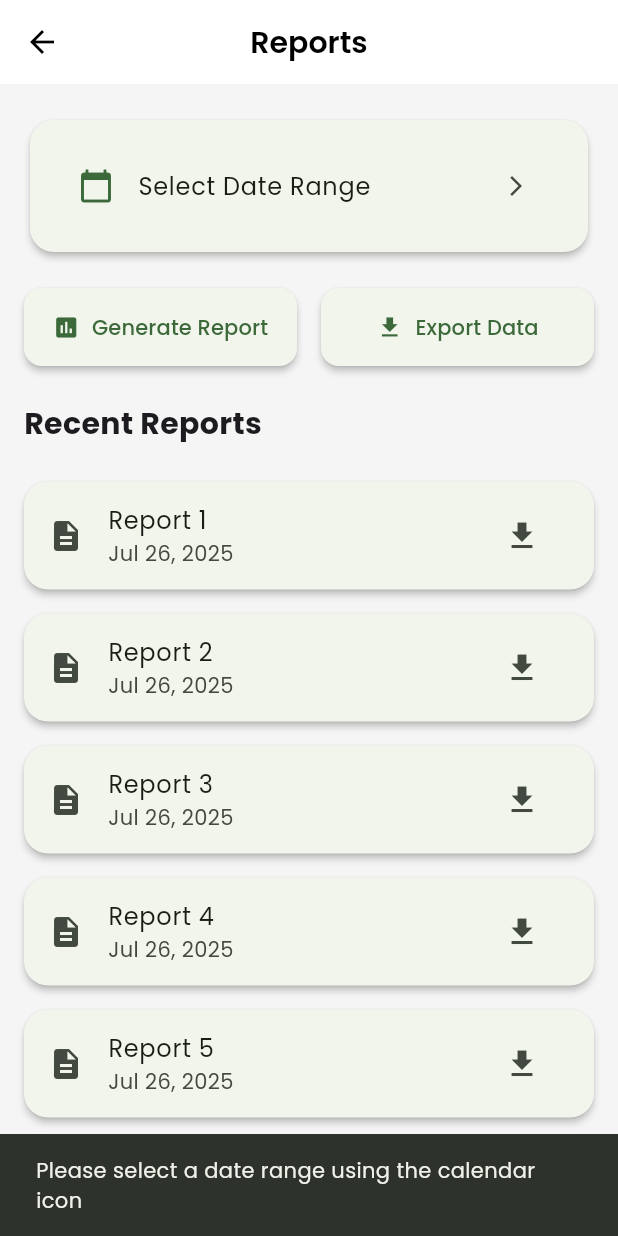
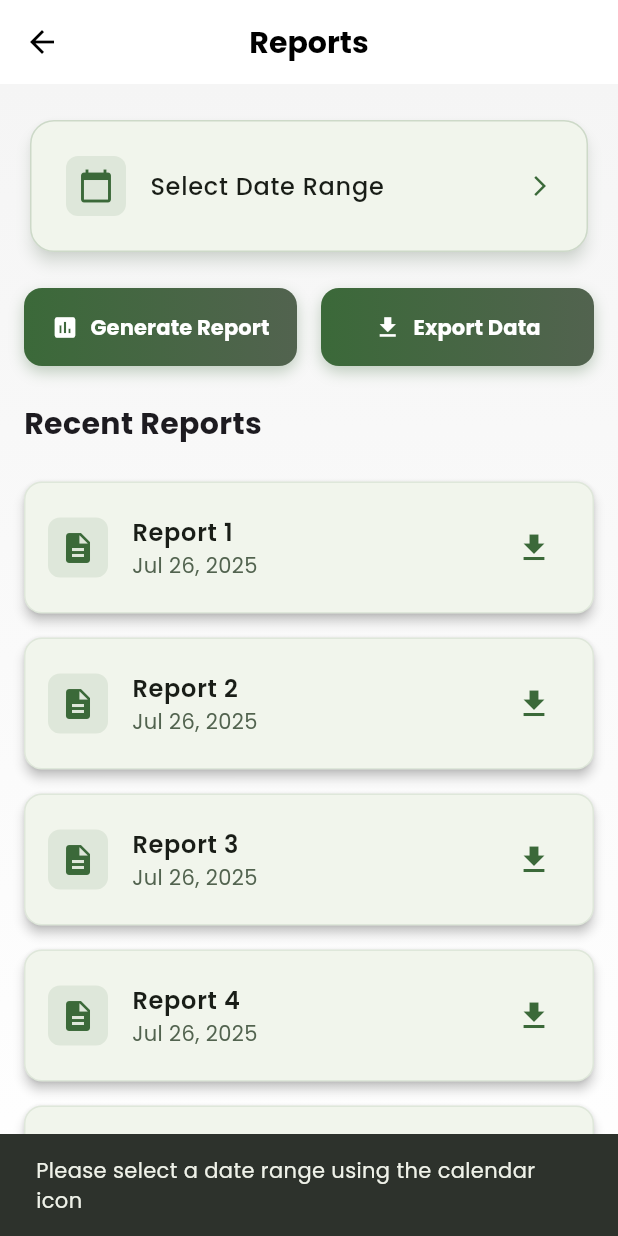
Before and after one commit to rrjmac026/prototype_flutter, a Flutter app: the ReportsScreen screen opened directly, after a tap on "Generate Report", on a phone screen of 412 x 824 dp. Run offline on Flutter 3.47's test engine with Material 3 defaults, Android fonts, the phone set to English and light mode, and no system bars; our stand-ins replace fl_chart, google_fonts, image_picker, open_file, shared_preferences; accounts and stored records are empty; network calls fail.

Commit message:
fixed dashboard page

```diff
--- a/lib/screens/dashboard_screen.dart
+++ b/lib/screens/dashboard_screen.dart
@@ -5,17 +5,41 @@ import 'package:prototype/providers/settings_provider.dart'; // Add this import
 import 'package:prototype/models/plant_data.dart';
 import 'package:prototype/providers/user_provider.dart';
 import 'package:fl_chart/fl_chart.dart';
+import 'dart:async';
 
-class DashboardScreen extends StatelessWidget {
+class DashboardScreen extends StatefulWidget {
   const DashboardScreen({super.key});
 
   @override
-  Widget build(BuildContext context) {
-    // Initialize the provider
+  State<DashboardScreen> createState() => _DashboardScreenState();
+}
+
+class _DashboardScreenState extends State<DashboardScreen> {
+  Timer? _refreshTimer;
+
+  @override
+  void initState() {
+    super.initState();
+    // Initialize data
     WidgetsBinding.instance.addPostFrameCallback((_) {
       context.read<PlantDataProvider>().init();
+      // Start auto-refresh timer
+      _refreshTimer = Timer.periodic(const Duration(seconds: 2), (_) {
+        if (mounted) {
+          context.read<PlantDataProvider>().refreshData();
+        }
       });
+    });
+  }
 
+  @override
+  void dispose() {
+    _refreshTimer?.cancel();
+    super.dispose();
+  }
+
+  @override
+  Widget build(BuildContext context) {
     final settings = context.watch<SettingsProvider>();
 
     return Scaffold(
@@ -42,10 +66,6 @@ class DashboardScreen extends StatelessWidget {
             );
           }
 
-          // Wrap content in StreamBuilder for real-time updates
-          return StreamBuilder(
-            stream: Stream.periodic(const Duration(seconds: 2)),
-            builder: (context, snapshot) {
           return SingleChildScrollView(
             padding: const EdgeInsets.all(16.0),
             child: Column(
@@ -60,8 +80,6 @@ class DashboardScreen extends StatelessWidget {
                 _buildWateringSchedule(),
               ],
             ),
-              );
-            },
           );
         },
       ),
@@ -80,25 +98,27 @@ class DashboardScreen extends StatelessWidget {
           ),
           borderRadius: BorderRadius.circular(16),
         ),
+        child: Row(
+          children: [
+            Icon(Icons.wb_sunny, color: Colors.yellow.shade300, size: 32),
+            const SizedBox(width: 12),
+            Expanded(
               child: Column(
                 crossAxisAlignment: CrossAxisAlignment.start,
                 children: [
-            Row(
-              children: [
-                Icon(Icons.wb_sunny, color: Colors.yellow.shade300, size: 32),
-                const SizedBox(width: 12),
-                Column(
-                  crossAxisAlignment: CrossAxisAlignment.start,
-                  children: [
                   Consumer<UserProvider>(
-                      builder: (context, userProvider, child) => Text(
-                        'Good Morning, ${userProvider.username}!',
+                    builder: (context, userProvider, child) {
+                      final username = userProvider.username ?? 'User';
+                      return Text(
+                        'Good Morning, $username!',
                         style: const TextStyle(
-                          fontSize: 24,
+                          fontSize: 22,
                           fontWeight: FontWeight.bold,
                           color: Colors.white,
                         ),
-                      ),
+                        softWrap: true,
+                      );
+                    },
                   ),
                   const Text(
                     'Your garden is doing well today.',
@@ -109,7 +129,6 @@ class DashboardScreen extends StatelessWidget {
                   ),
                 ],
               ),
-              ],
             ),
           ],
         ),
@@ -145,11 +164,16 @@ class DashboardScreen extends StatelessWidget {
                   data != null ? '${data.humidity.toStringAsFixed(1)}%' : 'N/A',
               color: Colors.green,
             ),
+            // Update this section to use the same moisture status logic
             _buildMonitoringCard(
-              icon: Icons.warning_rounded, // Changed from wb_sunny
+              icon: Icons.warning_rounded,
               title: 'Status',
-              value: data?.moistureStatus ?? 'NO_DATA',
-              color: _getStatusColor(data?.moistureStatus), // Add status color
+              value: data != null
+                  ? _getMoistureStatus(data.soilMoisture)
+                  : 'NO_DATA',
+              color: data != null
+                  ? _getMoistureColor(data.soilMoisture)
+                  : Colors.grey,
             ),
           ],
         );
@@ -215,13 +239,15 @@ class DashboardScreen extends StatelessWidget {
   }
 
   Widget _buildMoistureCard(Map<String, dynamic>? data) {
-    final moistureValue = data?['moisture'] ?? 0;
-    final String status = _getMoistureStatus(moistureValue);
-    final Color statusColor = _getMoistureColor(moistureValue);
+    final rawMoisture = data?['moisture'] ?? 0;
+    // Use the raw moisture value directly as it's already a percentage from ESP32
+    final moisturePercentage = rawMoisture.toDouble();
+    final String status = _getMoistureStatus(moisturePercentage);
+    final Color statusColor = _getMoistureColor(moisturePercentage);
 
     return _buildSensorCard(
       'Soil Moisture',
-      moistureValue.toStringAsFixed(0),
+      '${moisturePercentage.toStringAsFixed(1)}%',
       status,
       statusColor,
       Icons.water_drop,
@@ -229,17 +255,18 @@ class DashboardScreen extends StatelessWidget {
     );
   }
 
+  // Update the moisture status logic to be consistent
   String _getMoistureStatus(num value) {
     if (value >= 1000) return 'SENSOR ERROR';
-    if (value > 600) return 'DRY SOIL';
-    if (value >= 370) return 'HUMID SOIL';
-    return 'IN WATER';
+    if (value < 30) return 'DRY';
+    if (value < 70) return 'HUMID';
+    return 'WET';
   }
 
   Color _getMoistureColor(num value) {
     if (value >= 1000) return Colors.red;
-    if (value > 600) return Colors.orange;
-    if (value >= 370) return Colors.blue;
+    if (value < 30) return Colors.orange;
+    if (value < 70) return Colors.blue;
     return Colors.green;
   }
 
@@ -278,28 +305,37 @@ class DashboardScreen extends StatelessWidget {
   }
 
   Widget _buildSensorChart(PlantData data) {
+    final moisturePercentage = data.soilMoisture;
+
     return Card(
       child: Padding(
-        padding: const EdgeInsets.all(16.0),
+        padding:
+            const EdgeInsets.fromLTRB(8, 16, 16, 8), // Adjusted right padding
         child: Column(
           crossAxisAlignment: CrossAxisAlignment.start,
           children: [
-            const Text('Sensor Readings',
+            const Padding(
+              padding: EdgeInsets.only(left: 8),
+              child: Text('Sensor Readings',
                   style: TextStyle(fontSize: 16, fontWeight: FontWeight.bold)),
+            ),
             const SizedBox(height: 8),
-            Row(
+            SingleChildScrollView(
+              scrollDirection: Axis.horizontal,
+              child: Row(
                 mainAxisAlignment: MainAxisAlignment.center,
                 children: [
-                _buildLegendItem('Moisture (0-1023)', Colors.blue),
+                  _buildLegendItem('Moisture (%)', Colors.blue),
                   const SizedBox(width: 16),
                   _buildLegendItem('Humidity (%)', Colors.green),
                   const SizedBox(width: 16),
                   _buildLegendItem('Temperature (°C)', Colors.orange),
                 ],
               ),
+            ),
             const SizedBox(height: 8),
             SizedBox(
-              height: 200,
+              height: 180,
               child: LineChart(
                 LineChartData(
                   gridData: const FlGridData(show: true),
@@ -314,16 +350,20 @@ class DashboardScreen extends StatelessWidget {
                       axisNameWidget: const Text('Value'),
                       sideTitles: SideTitles(
                         showTitles: true,
+                        reservedSize: 32, // Increased reserved size
                         getTitlesWidget: (value, meta) {
-                          return Text(
+                          return Padding(
+                            padding: const EdgeInsets.only(right: 4),
+                            child: Text(
                               value.toInt().toString(),
                               style: const TextStyle(
                                 color: Colors.grey,
-                              fontSize: 10,
+                                fontSize: 9,
+                              ),
                             ),
                           );
                         },
-                        interval: 200, // Adjust interval for better readability
+                        interval: 20,
                       ),
                     ),
                     bottomTitles: const AxisTitles(
@@ -332,9 +372,9 @@ class DashboardScreen extends StatelessWidget {
                   ),
                   borderData: FlBorderData(show: true),
                   lineBarsData: [
-                    // Moisture line (raw values 0-1023)
+                    // Moisture line (percentage from server)
                     LineChartBarData(
-                      spots: [FlSpot(0, data.soilMoisture)],
+                      spots: [FlSpot(0, moisturePercentage)],
                       isCurved: true,
                       color: Colors.blue,
                       dotData: const FlDotData(show: true),
@@ -359,7 +399,8 @@ class DashboardScreen extends StatelessWidget {
                     ),
                   ],
                   minY: 0,
-                  maxY: 1023, // Set max Y to accommodate moisture sensor range
+                  maxY: 100,
+                  // Remove margin property
                 ),
               ),
             ),
@@ -403,7 +444,7 @@ class DashboardScreen extends StatelessWidget {
     return Card(
       elevation: 1,
       child: Container(
-        padding: const EdgeInsets.all(6),
+        padding: const EdgeInsets.all(4), // Reduced padding
         decoration: BoxDecoration(
           borderRadius: BorderRadius.circular(6),
           gradient: LinearGradient(
@@ -414,8 +455,9 @@ class DashboardScreen extends StatelessWidget {
         ),
         child: Column(
           mainAxisAlignment: MainAxisAlignment.center,
+          mainAxisSize: MainAxisSize.min, // Added to prevent overflow
           children: [
-            Icon(icon, size: 24, color: Colors.white),
+            Icon(icon, size: 20, color: Colors.white), // Reduced icon size
             const SizedBox(height: 2),
             Text(
               title,
@@ -427,7 +469,10 @@ class DashboardScreen extends StatelessWidget {
               textAlign: TextAlign.center,
             ),
             const SizedBox(height: 1),
-            Text(
+            FittedBox(
+              // Added FittedBox to prevent text overflow
+              fit: BoxFit.scaleDown,
+              child: Text(
                 value,
                 style: const TextStyle(
                   fontSize: 14,
@@ -435,17 +480,19 @@ class DashboardScreen extends StatelessWidget {
                   color: Colors.white,
                 ),
               ),
+            ),
             const SizedBox(height: 2),
             Container(
-              padding: const EdgeInsets.symmetric(horizontal: 8, vertical: 2),
+              padding: const EdgeInsets.symmetric(
+                  horizontal: 6, vertical: 1), // Reduced padding
               decoration: BoxDecoration(
                 color: statusColor.withOpacity(0.2),
-                borderRadius: BorderRadius.circular(10),
+                borderRadius: BorderRadius.circular(8),
               ),
               child: Text(
                 status,
                 style: TextStyle(
-                  fontSize: 10,
+                  fontSize: 9, // Reduced font size
                   color: statusColor,
                   fontWeight: FontWeight.bold,
                 ),
--- a/lib/screens/reports_screen.dart
+++ b/lib/screens/reports_screen.dart
@@ -16,9 +16,23 @@ class _ReportsScreenState extends State<ReportsScreen> {
   @override
   Widget build(BuildContext context) {
     return Scaffold(
-      backgroundColor: Theme.of(context).colorScheme.background,
-      appBar: AppBar(title: const Text('Reports')),
-      body: CustomScrollView(
+      appBar: AppBar(
+        title: const Text('Reports',
+            style: TextStyle(fontWeight: FontWeight.bold)),
+        elevation: 0,
+      ),
+      body: Container(
+        decoration: BoxDecoration(
+          gradient: LinearGradient(
+            begin: Alignment.topCenter,
+            end: Alignment.bottomCenter,
+            colors: [
+              Theme.of(context).colorScheme.background,
+              Theme.of(context).colorScheme.surface,
+            ],
+          ),
+        ),
+        child: CustomScrollView(
           slivers: [
             SliverToBoxAdapter(
               child: Padding(
@@ -52,22 +66,44 @@ class _ReportsScreenState extends State<ReportsScreen> {
             ),
           ],
         ),
+      ),
     );
   }
 
   Widget _buildDateRangeCard() {
     return Card(
+      elevation: 4,
+      shadowColor: Theme.of(context).colorScheme.primary.withOpacity(0.3),
+      shape: RoundedRectangleBorder(
+        borderRadius: BorderRadius.circular(16),
+        side: BorderSide(
+          color: Theme.of(context).colorScheme.primary.withOpacity(0.2),
+          width: 1,
+        ),
+      ),
       child: Padding(
         padding: const EdgeInsets.all(16),
         child: Column(
           children: [
             ListTile(
-              leading: Icon(Icons.calendar_today,
+              contentPadding: const EdgeInsets.symmetric(horizontal: 8),
+              leading: Container(
+                padding: const EdgeInsets.all(8),
+                decoration: BoxDecoration(
+                  color: Theme.of(context).colorScheme.primary.withOpacity(0.1),
+                  borderRadius: BorderRadius.circular(8),
+                ),
+                child: Icon(Icons.calendar_today,
                     color: Theme.of(context).colorScheme.primary),
-              title: Text(_selectedDateRange?.start != null
+              ),
+              title: Text(
+                _selectedDateRange?.start != null
                     ? 'Selected Range: ${DateFormat('MMM dd').format(_selectedDateRange!.start)} - ${DateFormat('MMM dd').format(_selectedDateRange!.end)}'
-                  : 'Select Date Range'),
-              trailing: const Icon(Icons.arrow_forward_ios, size: 16),
+                    : 'Select Date Range',
+                style: const TextStyle(fontWeight: FontWeight.w500),
+              ),
+              trailing: Icon(Icons.arrow_forward_ios,
+                  size: 16, color: Theme.of(context).colorScheme.primary),
               onTap: _showDateRangePicker,
             ),
           ],
@@ -100,10 +136,31 @@ class _ReportsScreenState extends State<ReportsScreen> {
 
   Widget _buildActionButton(String label, IconData icon,
       {VoidCallback? onPressed}) {
-    return ElevatedButton(
+    return Container(
+      decoration: BoxDecoration(
+        borderRadius: BorderRadius.circular(12),
+        gradient: LinearGradient(
+          colors: [
+            Theme.of(context).colorScheme.primary,
+            Theme.of(context).colorScheme.secondary,
+          ],
+        ),
+        boxShadow: [
+          BoxShadow(
+            color: Theme.of(context).colorScheme.primary.withOpacity(0.3),
+            blurRadius: 8,
+            offset: const Offset(0, 4),
+          ),
+        ],
+      ),
+      child: ElevatedButton(
         style: ElevatedButton.styleFrom(
+          backgroundColor: Colors.transparent,
+          foregroundColor: Colors.white,
+          shadowColor: Colors.transparent,
           padding: const EdgeInsets.symmetric(vertical: 16),
-        shape: RoundedRectangleBorder(borderRadius: BorderRadius.circular(12)),
+          shape:
+              RoundedRectangleBorder(borderRadius: BorderRadius.circular(12)),
         ),
         onPressed: onPressed,
         child: Row(
@@ -111,23 +168,45 @@ class _ReportsScreenState extends State<ReportsScreen> {
           children: [
             Icon(icon),
             const SizedBox(width: 8),
-          Text(label),
+            Text(label, style: const TextStyle(fontWeight: FontWeight.bold)),
           ],
+        ),
       ),
     );
   }
 
   Widget _buildReportCard(int index) {
     return Card(
+      elevation: 3,
       margin: const EdgeInsets.symmetric(vertical: 8),
+      shape: RoundedRectangleBorder(
+        borderRadius: BorderRadius.circular(12),
+        side: BorderSide(
+          color: Theme.of(context).colorScheme.primary.withOpacity(0.1),
+        ),
+      ),
       child: ListTile(
-        leading: const Icon(Icons.description),
-        title: Text('Report ${index + 1}'),
+        contentPadding: const EdgeInsets.symmetric(horizontal: 16, vertical: 8),
+        leading: Container(
+          padding: const EdgeInsets.all(8),
+          decoration: BoxDecoration(
+            color: Theme.of(context).colorScheme.primary.withOpacity(0.1),
+            borderRadius: BorderRadius.circular(8),
+          ),
+          child: Icon(Icons.description,
+              color: Theme.of(context).colorScheme.primary),
+        ),
+        title: Text(
+          'Report ${index + 1}',
+          style: const TextStyle(fontWeight: FontWeight.w600),
+        ),
         subtitle: Text(
           DateFormat('MMM dd, yyyy').format(DateTime.now()),
+          style: TextStyle(color: Theme.of(context).colorScheme.secondary),
         ),
         trailing: IconButton(
-          icon: const Icon(Icons.download),
+          icon: Icon(Icons.download,
+              color: Theme.of(context).colorScheme.primary),
           onPressed: () {
             // Download report
           },
@@ -183,10 +262,25 @@ class _ReportsScreenState extends State<ReportsScreen> {
         showDialog(
           context: context,
           builder: (context) => AlertDialog(
-            title: const Text('Report Generated'),
+            shape:
+                RoundedRectangleBorder(borderRadius: BorderRadius.circular(16)),
+            title: Text('Report Generated',
+                style: TextStyle(color: Theme.of(context).colorScheme.primary)),
             content: SingleChildScrollView(
               child: Column(
                 mainAxisSize: MainAxisSize.min,
+                crossAxisAlignment: CrossAxisAlignment.start,
+                children: [
+                  Container(
+                    padding: const EdgeInsets.all(16),
+                    decoration: BoxDecoration(
+                      color: Theme.of(context)
+                          .colorScheme
+                          .primary
+                          .withOpacity(0.1),
+                      borderRadius: BorderRadius.circular(12),
+                    ),
+                    child: Column(
                       crossAxisAlignment: CrossAxisAlignment.start,
                       children: [
                         Text(
@@ -202,6 +296,9 @@ class _ReportsScreenState extends State<ReportsScreen> {
                             'Average Temperature: ${reportData['summary']['averageTemperature'].toStringAsFixed(1)}°C'),
                         Text(
                             'Average Humidity: ${reportData['summary']['averageHumidity'].toStringAsFixed(1)}%'),
+                      ],
+                    ),
+                  ),
                 ],
               ),
             ),
```
Also changed, not shown: 6 other files. Lines whose indentation alone changed are shown as unchanged.
